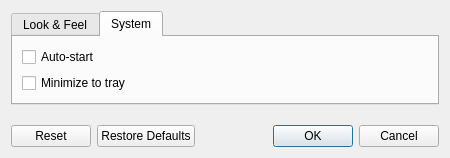
The window that src/ui/settingsdialog.ui (medo64/QText) describes before a commit, drawn with Qt 5.
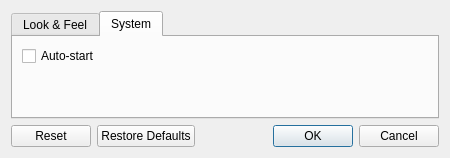
The same window after the commit. The open tabs and pages were chosen to show the change.

Commit message: Reworking Settings UI

```diff
--- a/src/ui/settingsdialog.ui
+++ b/src/ui/settingsdialog.ui
@@ -17,15 +17,13 @@
    <item row="0" column="0" alignment="Qt::AlignTop">
     <widget class="QTabWidget" name="tabWidget">
      <property name="currentIndex">
-      <number>1</number>
+      <number>0</number>
      </property>
      <widget class="QWidget" name="tabLookAndFeel">
       <attribute name="title">
        <string>Look &amp;&amp; Feel</string>
       </attribute>
-      <layout class="QVBoxLayout" name="verticalLayout_3">
-       <item>
-        <layout class="QHBoxLayout" name="horizontalLayout">
+      <layout class="QVBoxLayout" name="verticalLayoutLookAndFeel">
          <item>
           <widget class="QCheckBox" name="checkboxShowInTaskbar">
            <property name="text">
@@ -33,7 +31,12 @@
            </property>
           </widget>
          </item>
-        </layout>
+       <item>
+        <widget class="QCheckBox" name="checkboxMinimizeToTray">
+         <property name="text">
+          <string>Minimize to tray</string>
+         </property>
+        </widget>
        </item>
       </layout>
      </widget>
@@ -41,9 +44,7 @@
       <attribute name="title">
        <string>System</string>
       </attribute>
-      <layout class="QVBoxLayout" name="verticalLayout_2">
-       <item>
-        <layout class="QVBoxLayout" name="verticalLayout">
+      <layout class="QVBoxLayout" name="verticalLayoutSystem">
          <item>
           <widget class="QCheckBox" name="checkboxAutostart">
            <property name="text">
@@ -52,13 +53,17 @@
           </widget>
          </item>
          <item>
-          <widget class="QCheckBox" name="checkboxMinimizeToTray">
-           <property name="text">
-            <string>Minimize to tray</string>
-           </property>
-          </widget>
-         </item>
-        </layout>
+        <spacer name="verticalSpacerSystem">
+         <property name="orientation">
+          <enum>Qt::Vertical</enum>
+         </property>
+         <property name="sizeHint" stdset="0">
+          <size>
+           <width>20</width>
+           <height>40</height>
+          </size>
+         </property>
+        </spacer>
        </item>
       </layout>
      </widget>
```
Lines whose indentation alone changed are shown as unchanged.
